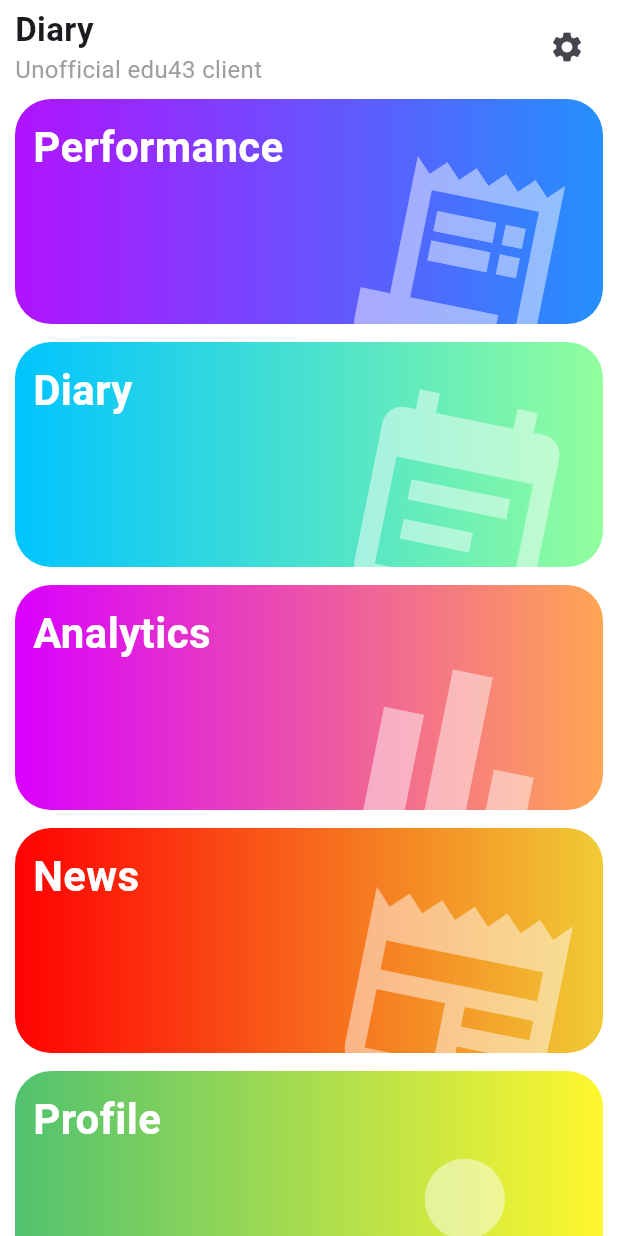
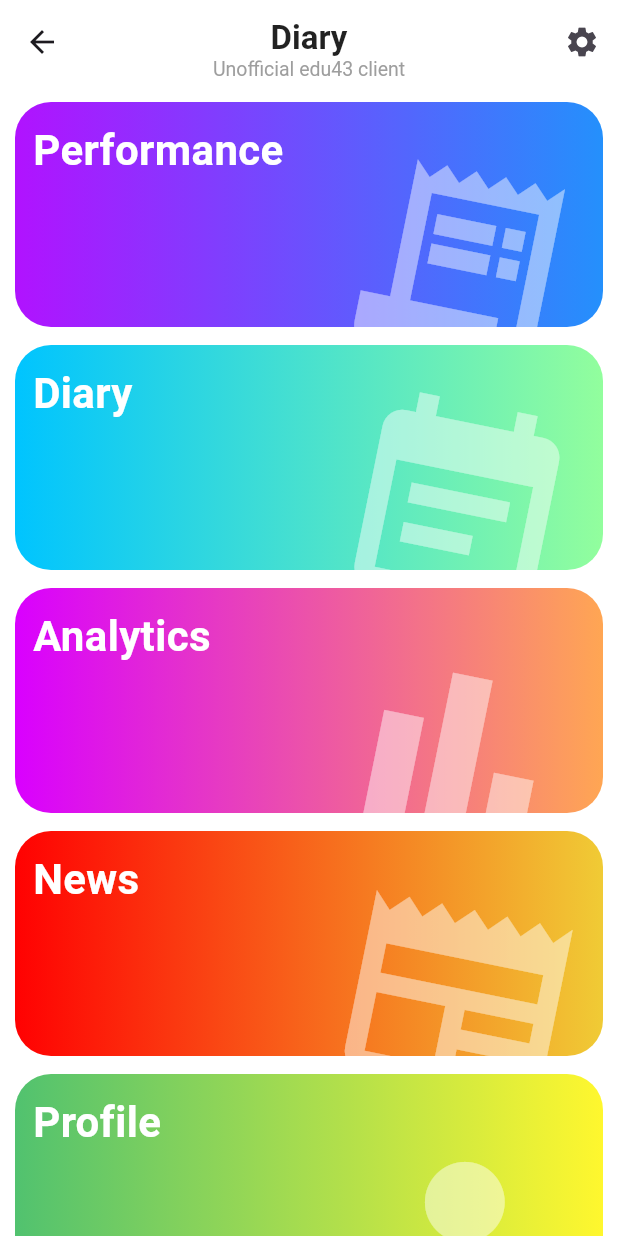
Before and after one commit to Yudnikov-Leonid/DiaryForStudentsFlutter, a Flutter app: the MenuPage screen opened by its route, on a phone screen of 412 x 824 dp. Run offline on Flutter 3.47's test engine with Material 3 defaults, Android fonts, the light colour scheme and no system bars; our stand-ins replace email_validator, equatable, firebase_core, firebase_database, flutter_bloc, get_it and 2 more; accounts and stored records are empty; network calls fail.

Commit message:
fix app bars

```diff
--- a/lib/features/menu/presentation/pages/menu.dart
+++ b/lib/features/menu/presentation/pages/menu.dart
@@ -1,8 +1,8 @@
 import 'package:edu_diary/features/menu/presentation/bloc/menu_bloc.dart';
 import 'package:edu_diary/features/menu/presentation/widgets/button.dart';
-import 'package:edu_diary/features/menu/presentation/widgets/title.dart';
 import 'package:edu_diary/sl.dart';
 import 'package:flutter/material.dart';
+import 'package:flutter/services.dart';
 import 'package:flutter_bloc/flutter_bloc.dart';
 
 class MenuPage extends StatelessWidget {
@@ -15,6 +15,26 @@ class MenuPage extends StatelessWidget {
       child: BlocBuilder<MenuBloc, MenuState>(
         builder: (context, state) {
           return Scaffold(
+            appBar: AppBar(
+              title: const Column(
+                children: [
+                  SizedBox(
+                    height: 10,
+                  ),
+                  Text(
+                    'Diary',
+                    style: TextStyle(fontSize: 22, fontWeight: FontWeight.bold),
+                  ),
+                  Text(
+                    'Unofficial edu43 client',
+                    style: TextStyle(fontSize: 13, color: Colors.grey),
+                  ),
+                ],
+              ),
+              actions: [
+                IconButton(onPressed: () {}, icon: const Icon(Icons.settings))
+              ],
+            ),
             body: SafeArea(
               child: Container(
                 padding: const EdgeInsets.only(left: 10, right: 10),
@@ -24,14 +44,14 @@ class MenuPage extends StatelessWidget {
                       const SizedBox(
                         height: 4,
                       ),
-                      menuTitleWidget(),
                       const SizedBox(
                         height: 8,
                       ),
                       menuButton(
                         text: 'Performance',
                         icon: Icons.receipt_long,
-                        isLoaded: state is MenuLoadedState && state.isPerformanceLoaded,
+                        isLoaded: state is MenuLoadedState &&
+                            state.isPerformanceLoaded,
                         firstGradientColor:
                             const Color.fromARGB(255, 177, 18, 255),
                         secondGradientColor:
@@ -73,7 +93,8 @@ class MenuPage extends StatelessWidget {
                         text: 'News',
                         icon: Icons.newspaper,
                         isLoaded: true,
-                        firstGradientColor: const Color.fromARGB(255, 255, 1, 2),
+                        firstGradientColor:
+                            const Color.fromARGB(255, 255, 1, 2),
                         secondGradientColor:
                             const Color.fromARGB(255, 240, 203, 53),
                         action: () {
--- a/lib/features/menu/presentation/widgets/title.dart
+++ /dev/null
@@ -1,20 +0,0 @@
-import 'package:flutter/material.dart';
-
-Widget menuTitleWidget() {
-  return Row(mainAxisAlignment: MainAxisAlignment.spaceBetween, children: [
-    const Column(
-      crossAxisAlignment: CrossAxisAlignment.start,
-      children: [
-        Text(
-          'Diary',
-          style: TextStyle(fontSize: 22, fontWeight: FontWeight.bold),
-        ),
-        Text(
-          'Unofficial edu43 client',
-          style: TextStyle(fontSize: 16, color: Colors.grey),
-        ),
-      ],
-    ),
-    IconButton(onPressed: () {}, icon: const Icon(Icons.settings))
-  ]);
-}
--- a/lib/features/news/presentation/pages/news_details.dart
+++ b/lib/features/news/presentation/pages/news_details.dart
@@ -1,6 +1,5 @@
 import 'package:edu_diary/features/news/news_entity.dart';
 import 'package:flutter/material.dart';
-import 'package:flutter_widget_from_html/flutter_widget_from_html.dart';
 import 'package:intl/intl.dart';
 import 'package:share_plus/share_plus.dart';
 
--- a/lib/features/performance/presentation/pages/performance.dart
+++ b/lib/features/performance/presentation/pages/performance.dart
@@ -10,7 +10,6 @@ class PerformancePage extends StatelessWidget {
     return Scaffold(
       body: DefaultTabController(
         length: 2,
-        child: Container(
         child: NestedScrollView(
           headerSliverBuilder: (context, innerBoxIsScrolled) {
             return [
@@ -20,6 +19,7 @@ class PerformancePage extends StatelessWidget {
                 floating: true,
                 pinned: true,
                 snap: true,
+                backgroundColor: Colors.white,
                 bottom: TabBar(tabs: [
                   Tab(
                     text: 'Actual',
@@ -36,7 +36,6 @@ class PerformancePage extends StatelessWidget {
           ),
         ),
       ),
-      ),
     );
   }
 }
--- a/lib/main.dart
+++ b/lib/main.dart
@@ -10,12 +10,14 @@ import 'package:edu_diary/firebase_options.dart';
 import 'package:edu_diary/sl.dart';
 import 'package:firebase_core/firebase_core.dart';
 import 'package:flutter/material.dart';
+import 'package:flutter/services.dart';
 
 void main() async {
   WidgetsFlutterBinding.ensureInitialized();
   await initializeDependencies();
   await Firebase.initializeApp(options: DefaultFirebaseOptions.currentPlatform);
   final isLogged = sl<EduUser>().guid().isNotEmpty;
+
   runApp(MainApp(isLogged));
 }
 
```
Lines whose indentation alone changed are shown as unchanged.
